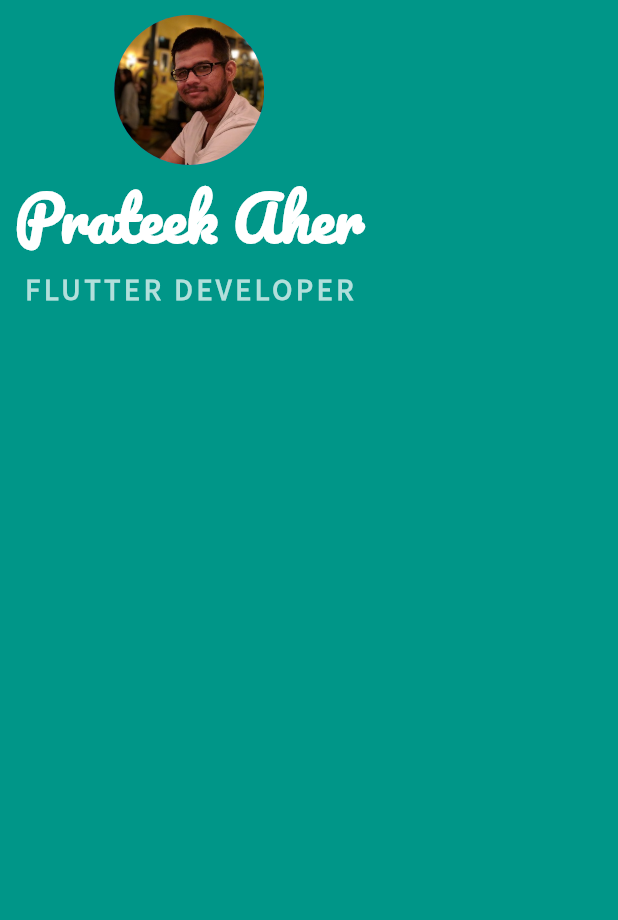
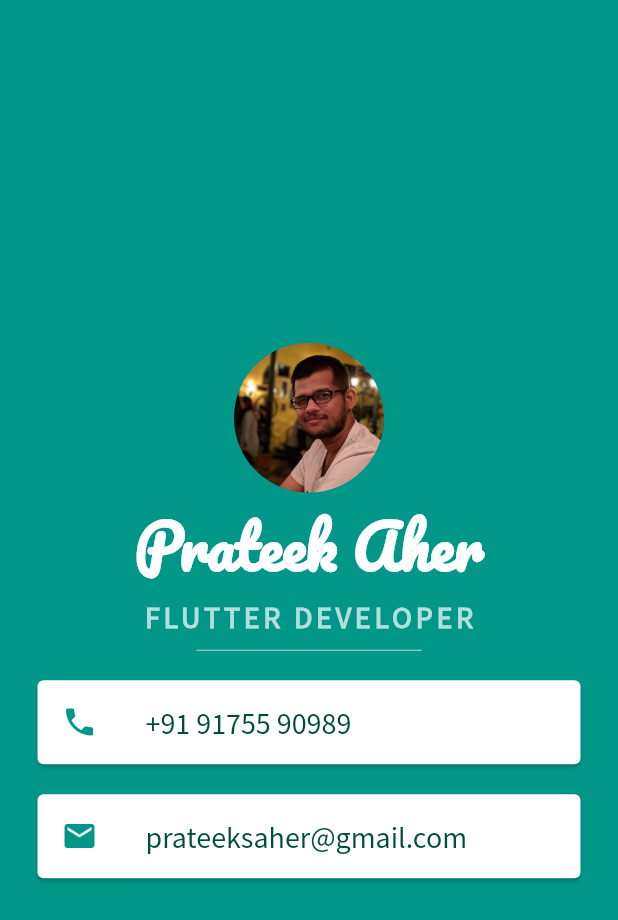
Before and after one commit to prateek-aher/LondonAppBrewery-FlutterCourse, a Flutter app: the screen it shows after launch, on a phone screen of 412 x 824 dp. Shown: the top 920 px of the screen. Run offline on Flutter 3.47's test engine with Material 2 defaults, Android fonts, the phone set to English and light mode, and no system bars.

Commit message:
Mi Card challenge complete

```diff
--- a/micard_challenge/lib/main.dart
+++ b/micard_challenge/lib/main.dart
@@ -11,9 +11,9 @@ class MyApp extends StatelessWidget {
       home: Scaffold(
         backgroundColor: Colors.teal,
         body: SafeArea(
-          child: Padding(
-            padding: const EdgeInsets.all(10.0),
           child: Column(
+            crossAxisAlignment: CrossAxisAlignment.center,
+            mainAxisAlignment: MainAxisAlignment.center,
             children: <Widget>[
               CircleAvatar(
                 radius: 50,
@@ -39,8 +39,54 @@ class MyApp extends StatelessWidget {
                   fontWeight: FontWeight.bold,
                 ),
               ),
+              SizedBox(
+                height: 20,
+                width: 150,
+                child: Divider(
+                  color: Colors.teal[100],
+                ),
+              ),
+              Card(
+                margin: EdgeInsets.symmetric(
+                  vertical: 10,
+                  horizontal: 25,
+                ),
+                child: ListTile(
+                  leading: Icon(
+                    Icons.phone,
+                    color: Colors.teal,
+                  ),
+                  title: Text(
+                    '+91 91755 90989',
+                    style: TextStyle(
+                      fontSize: 20,
+                      color: Colors.teal[900],
+                      fontFamily: 'SourceSansPro',
+                    ),
+                  ),
+                ),
+              ),
+              Card(
+                margin: EdgeInsets.symmetric(
+                  vertical: 10,
+                  horizontal: 25,
+                ),
+                child: ListTile(
+                  leading: Icon(
+                    Icons.email,
+                    color: Colors.teal,
+                  ),
+                  title: Text(
+                    'prateeksaher@gmail.com',
+                    style: TextStyle(
+                      fontSize: 20,
+                      color: Colors.teal[900],
+                      fontFamily: 'SourceSansPro',
+                    ),
+                  ),
+                ),
+              ),
             ],
-            ),
           ),
         ),
       ),
```
Lines whose indentation alone changed are shown as unchanged.
